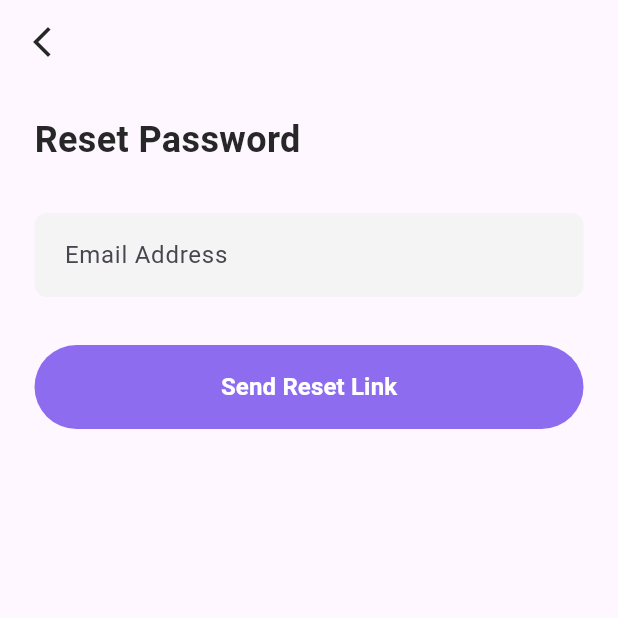
After one commit to Dialawilson/clot, a Flutter app: the Reset screen opened directly, on a phone screen of 412 x 824 dp, the top half of it. The commit adds this screen. Run offline on Flutter 3.47's test engine with Material 3 defaults, Android fonts, the phone set to English and light mode, and no system bars; our stand-ins replace flutter_svg.

Commit message:
reset done

```diff
--- a/lib/screens/Register/Register.dart
+++ b/lib/screens/Register/Register.dart
@@ -4,6 +4,7 @@ import 'package:flutter/gestures.dart';
 import 'package:flutter/material.dart';
 import 'package:clot/constants/AppColor.dart';
 import 'package:clot/widgets/btn.dart';
+import 'package:clot/screens/Reset/reset.dart';
 
 class Register extends StatefulWidget {
   @override
@@ -20,7 +21,7 @@ class _RegisterState extends State<Register> {
           onPressed: () {
             Navigator.push(context, MaterialPageRoute(builder:  (context)=>Login()));
           },
-          icon: Icon(Icons.arrow_back_ios_new, color: Colors.black),
+          icon: Icon(Icons.arrow_back_ios_new, color: AppColor.textColor,),
         ),
       ),
       body: SafeArea(
@@ -34,7 +35,7 @@ class _RegisterState extends State<Register> {
                 'Create Account',
                 style: TextStyle(
                   color: AppColor.textColor,
-                  fontSize: 32,
+                  fontSize: 24,
                   fontWeight: FontWeight.bold,
                 ),
               ),
@@ -87,7 +88,8 @@ class _RegisterState extends State<Register> {
             ),
               recognizer:TapGestureRecognizer()
               ..onTap=(){
-
+                // Navigate to Reset Page
+                Navigator.push(context, MaterialPageRoute(builder: (context)=>Reset()));
               },
           ),
 
--- /dev/null
+++ b/lib/screens/Reset/reset.dart
@@ -0,0 +1,56 @@
+import 'package:clot/constants/AppColor.dart';
+import 'package:clot/widgets/btn.dart';
+import 'package:flutter/material.dart';
+
+class Reset extends StatefulWidget {
+  @override
+  _ResetState createState() => _ResetState();
+}
+
+class _ResetState extends State<Reset> {
+  @override
+  Widget build(BuildContext context) {
+    return Scaffold(
+      appBar: AppBar(
+        elevation: 0,
+        leading: IconButton(
+          onPressed: () {
+            Navigator.pop(context);
+          },
+          icon: Icon(Icons.arrow_back_ios_new, color: AppColor.textColor,),
+        ),
+      ),
+      body: SafeArea(
+        child: SingleChildScrollView(
+          padding: const EdgeInsets.symmetric(horizontal: 23),
+          child: Column(
+            crossAxisAlignment: CrossAxisAlignment.start,
+            children: [
+              SizedBox(height: 20),
+              Text(
+                'Reset Password',
+                style: TextStyle(
+                  color: AppColor.textColor,
+                  fontSize: 24,
+                  fontWeight: FontWeight.bold,
+                ),
+              ),
+              const SizedBox(height: 32),
+              TextField(
+                controller: TextEditingController(),
+                keyboardType: TextInputType.emailAddress,
+                decoration: AppColor.inputDecoration('Email Address'),
+
+              ),
+              SizedBox(height: 32,),
+              Btn(
+                onPressed: () {},
+                text: 'Send Reset Link',
+              ),
+            ],
+          ),
+        ),
+      ),
+    );
+  }
+}
--- a/lib/screens/login/login.dart
+++ b/lib/screens/login/login.dart
@@ -3,6 +3,7 @@ import 'package:flutter/material.dart';
 import 'package:flutter/gestures.dart';
 import 'package:flutter_svg/flutter_svg.dart';
 import 'package:clot/constants/AppColor.dart';
+import 'package:clot/screens/Reset/reset.dart';
 
 class Login extends StatefulWidget {
   const Login({super.key});
@@ -28,9 +29,11 @@ class _LoginState extends State<Login> {
           ? AppBar(
               backgroundColor: Colors.white,
               elevation: 0,
+
+
               leading: IconButton(
                 style: IconButton.styleFrom(
-                  backgroundColor: const Color.fromARGB(255, 187, 187, 187),
+                  backgroundColor: const Color.fromARGB(255, 223, 223, 223),
                 ),
                 icon: const Icon(Icons.arrow_back_ios_new, color: Colors.black, size: 20),
                 onPressed: () => setState(() => isEmailEntered = false),
@@ -201,11 +204,13 @@ class _LoginState extends State<Login> {
           children: [
           const TextSpan(text: "Forgot your password? "),
           TextSpan(
-            text: "Reset",
-            style: const TextStyle(fontWeight: FontWeight.bold),
+            text: " Reset",
+            style: const TextStyle(fontWeight: FontWeight.bold,
+            color: AppColor.btnBackgroundColor),
             recognizer: TapGestureRecognizer()
               ..onTap = () {
                 // Navigate to ForgotPasswordPage()
+                Navigator.push(context, MaterialPageRoute(builder: (context)=>Reset()));
               },
           ),
         ]),
```
